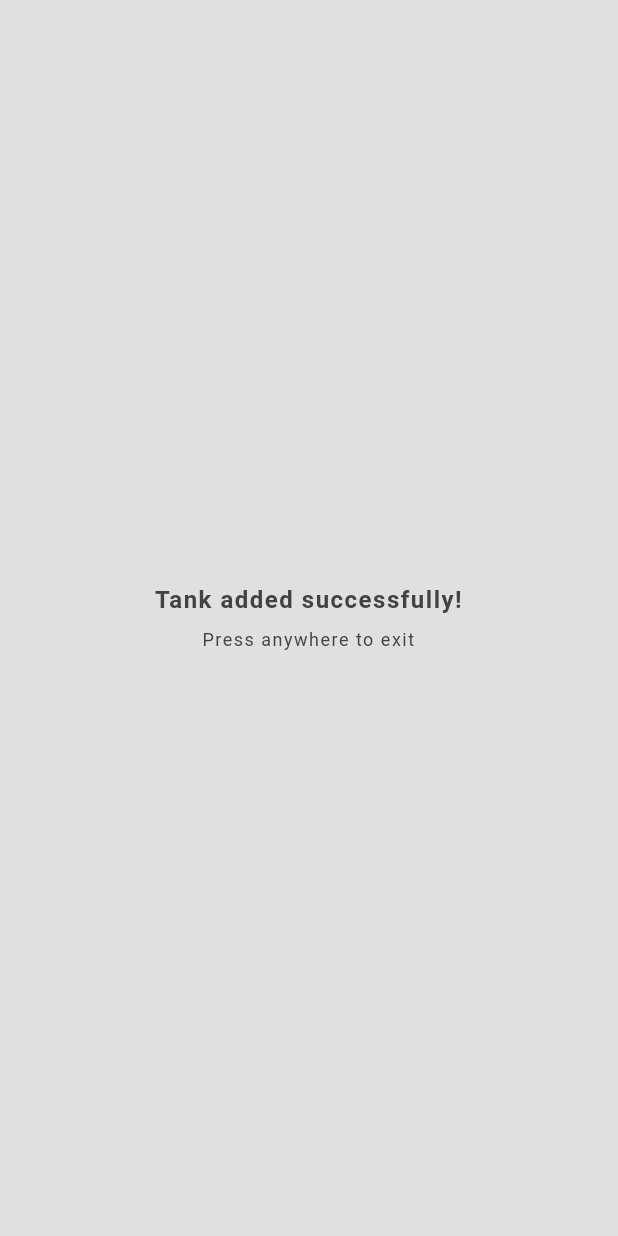
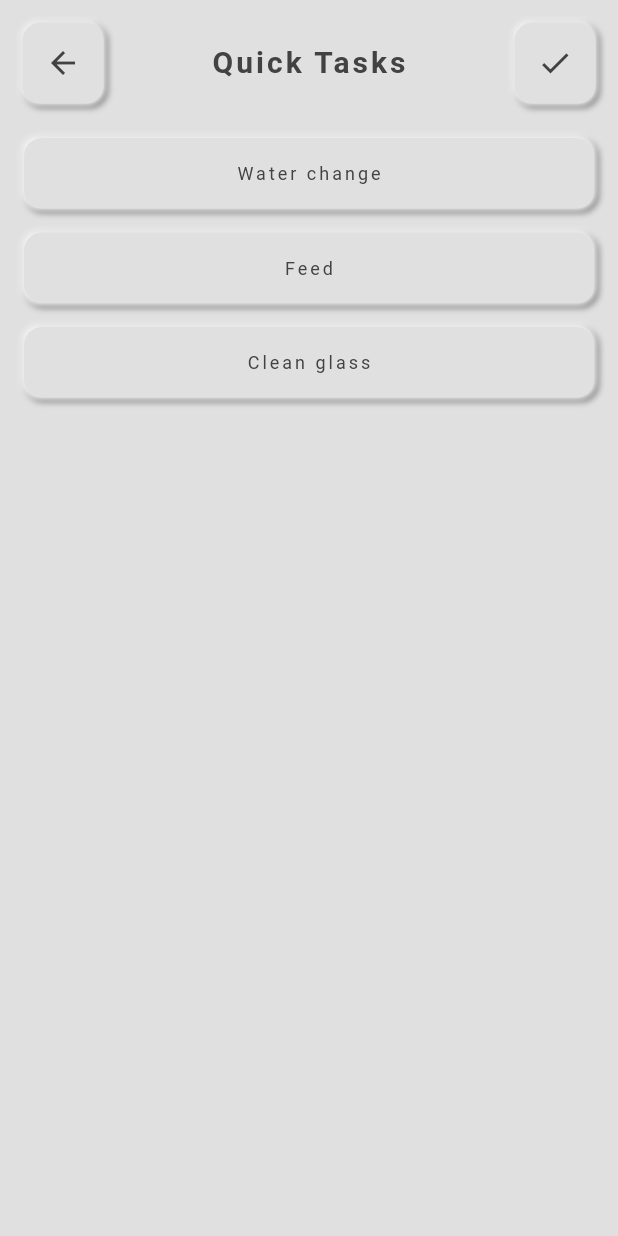
Before and after one commit to wesleywmg2609/TankU, a Flutter app: the AddTankPage screen opened directly with empty values, after a tap on the "check" icon, on a phone screen of 412 x 824 dp. Run offline on Flutter 3.47's test engine with Material 3 defaults, Android fonts, the phone set to English and light mode, and no system bars; our stand-ins replace confetti, easy_date_timeline, firebase_auth, firebase_core, firebase_database, firebase_storage and 6 more; accounts and stored records are empty; Roboto replaces fonts that are missing (SFPro); project files that could hold a hidden picture were left out.

Commit message:
Modified 8 files.

```diff
--- a/lib/components/my_image_picker.dart
+++ b/lib/components/my_image_picker.dart
@@ -114,7 +114,7 @@ class _MyImagePickerState extends State<MyImagePicker> {
         if (_imageUrl != null && _imageUrl!.isNotEmpty)
           _buildDeleteButton()
         else
-          const SizedBox(height: 15),
+          const SizedBox(height: 16),
       ],
     );
   }
--- a/lib/views/add_tank_page.dart
+++ b/lib/views/add_tank_page.dart
@@ -14,6 +14,7 @@ import 'package:tanku/services/tank_service.dart';
 import 'package:tanku/helper/functions.dart';
 import 'package:tanku/models/tank.dart';
 import 'package:tanku/services/image_service.dart';
+import 'package:tanku/views/quick_task_page.dart';
 
 class AddTankPage extends StatefulWidget {
   final User user;
@@ -74,6 +75,21 @@ class _AddTankPageState extends State<AddTankPage> {
   Future<void> _addTank() async {
     showLoadingDialog(context);
 
+    List<String>? selectedTasks = await Navigator.push(
+      context,
+      MaterialPageRoute(
+        builder: (context) => QuickTaskSelectionPage(
+          onSelectionComplete: (tasks) {
+            Navigator.pop(context, tasks);
+          },
+        ),
+      ),
+    );
+
+    if (selectedTasks == null) {
+      Navigator.pop(context);
+    } else {
+      logger(selectedTasks.toString());
       String name =
           await _tankService.generateTankName(_controllers['name']!.text);
       String? imageUrl = _imageUrl;
@@ -83,7 +99,8 @@ class _AddTankPageState extends State<AddTankPage> {
       int? height = int.tryParse(_controllers['height']!.text);
       String setupAt = convertToIso8601String(_controllers['setupAt']!.text);
 
-    List<String> equipments = _equipmentControllers.map((c) => c.text).toList();
+      List<String> equipments =
+          _equipmentControllers.map((c) => c.text).toList();
 
       Tank tank = Tank(
         widget.user.uid,
@@ -102,23 +119,8 @@ class _AddTankPageState extends State<AddTankPage> {
       Navigator.pop(context);
 
       displayMessageToUser('Tank added successfully!', context);
-
-    Future.delayed(const Duration(milliseconds: 150), () {
-      _resetFields();
-    });
     }
-
-  void _resetFields() {
-    _controllers['name']!.clear();
-    _controllers['width']!.clear();
-    _controllers['depth']!.clear();
-    _controllers['height']!.clear();
-    setState(() {
-      _selectedWaterType = null;
-      _imageService.imageUrl = null;
-    });
-    _equipmentControllers.forEach((controller) => controller.dispose());
-    _equipmentControllers.clear();
+    return;
   }
 
   void _calculateVolume() {
@@ -228,7 +230,8 @@ class _AddTankPageState extends State<AddTankPage> {
               Expanded(
                 child: SingleChildScrollView(
                   child: Padding(
-                    padding: const EdgeInsets.symmetric(horizontal: 16),
+                    padding:
+                        const EdgeInsets.symmetric(vertical: 8, horizontal: 16),
                     child: Column(
                       mainAxisAlignment: MainAxisAlignment.center,
                       crossAxisAlignment: CrossAxisAlignment.center,
@@ -317,7 +320,6 @@ class _AddTankPageState extends State<AddTankPage> {
                             )
                           ],
                         ),
-                        const SizedBox(height: 15),
                       ],
                     ),
                   ),
--- a/lib/views/edit_tank_page.dart
+++ b/lib/views/edit_tank_page.dart
@@ -13,9 +13,9 @@ import 'package:tanku/components/my_overlay_icon.dart';
 import 'package:tanku/components/my_text.dart';
 import 'package:tanku/components/my_text_field.dart';
 import 'package:tanku/services/tank_service.dart';
+import 'package:tanku/services/image_service.dart';
 import 'package:tanku/helper/functions.dart';
 import 'package:tanku/models/tank.dart';
-import 'package:tanku/services/image_service.dart';
 
 class EditTankPage extends StatefulWidget {
   final User user;
@@ -267,7 +267,7 @@ class EditTankPageState extends State<EditTankPage> {
               Expanded(
                 child: SingleChildScrollView(
                   child: Padding(
-                    padding: const EdgeInsets.symmetric(horizontal: 16),
+                    padding: const EdgeInsets.symmetric(vertical: 8, horizontal: 16),
                     child: Column(
                       mainAxisAlignment: MainAxisAlignment.center,
                       crossAxisAlignment: CrossAxisAlignment.center,
@@ -357,7 +357,6 @@ class EditTankPageState extends State<EditTankPage> {
                                 child: const MyIcon(icon: Icons.add))
                           ],
                         ),
-                        const SizedBox(height: 15),
                       ],
                     ),
                   ),
--- /dev/null
+++ b/lib/views/quick_task_page.dart
@@ -0,0 +1,73 @@
+import 'package:flutter/material.dart';
+import 'package:tanku/components/my_app_bar.dart';
+import 'package:tanku/components/my_button.dart';
+import 'package:tanku/components/my_icon.dart';
+import 'package:tanku/components/my_text.dart';
+
+class QuickTaskSelectionPage extends StatefulWidget {
+  final Function(List<String> selectedTasks) onSelectionComplete;
+
+  QuickTaskSelectionPage({required this.onSelectionComplete});
+
+  @override
+  State<QuickTaskSelectionPage> createState() => _QuickTaskSelectionPageState();
+}
+
+class _QuickTaskSelectionPageState extends State<QuickTaskSelectionPage> {
+  List<String> tasks = ['Water change', 'Feed', 'Clean glass'];
+  List<bool> isSelected = [];
+
+  @override
+  void initState() {
+    super.initState();
+    isSelected = List.generate(tasks.length, (_) => false);
+  }
+
+  @override
+  Widget build(BuildContext context) {
+    return Scaffold(
+      backgroundColor: Theme.of(context).colorScheme.surface,
+      body: SafeArea(
+        child: Column(
+          children: [
+            MyAppBar(
+              title: 'Quick Tasks',
+              onLeadingPressed: () {
+                Navigator.pop(context);
+              },
+              trailing: const MyIcon(icon: Icons.check),
+              onTrailingPressed: () {
+                List<String> selectedTasks = [
+                  for (int i = 0; i < tasks.length; i++)
+                    if (isSelected[i]) tasks[i]
+                ];
+                widget.onSelectionComplete(selectedTasks);
+                Navigator.pop(context, selectedTasks);
+              },
+            ),
+            Expanded(
+              child: ListView.builder(
+                itemCount: tasks.length,
+                itemBuilder: (context, index) {
+                  return Padding(
+                    padding: const EdgeInsets.symmetric(vertical: 8, horizontal: 16),
+                    child: MyButton(
+                      onPressed: () {
+                        setState(() {
+                          isSelected[index] = !isSelected[index];
+                        });
+                      },
+                      isPressed: isSelected[index],
+                      padding: const EdgeInsets.symmetric(vertical: 15),
+                      child: MyText(text: tasks[index], letterSpacing: 2.0),
+                    ),
+                  );
+                },
+              ),
+            ),
+          ],
+        ),
+      ),
+    );
+  }
+}
--- a/pubspec.yaml
+++ b/pubspec.yaml
@@ -45,6 +45,7 @@ dependencies:
   provider: ^6.1.2
   flutter_slidable: ^3.1.1
   easy_date_timeline: ^1.1.3
+  numberpicker: ^2.1.2
 
   # The following adds the Cupertino Icons font to your application.
   # Use with the CupertinoIcons class for iOS style icons.
```
Also changed, not shown: lib/services/tank_service.dart (+42 -20 lines), lib/views/calendar_page.dart (+35 -4 lines), lib/models/task.dart (added). Lines whose indentation alone changed are shown as unchanged.
